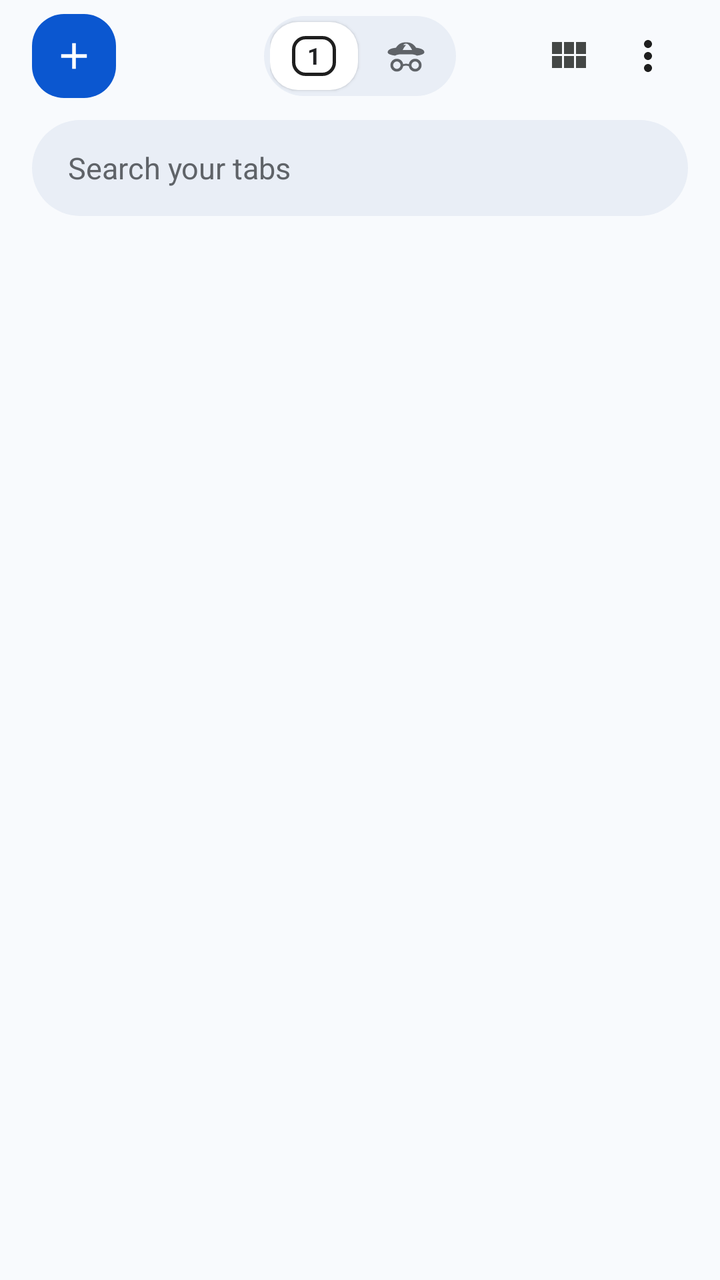
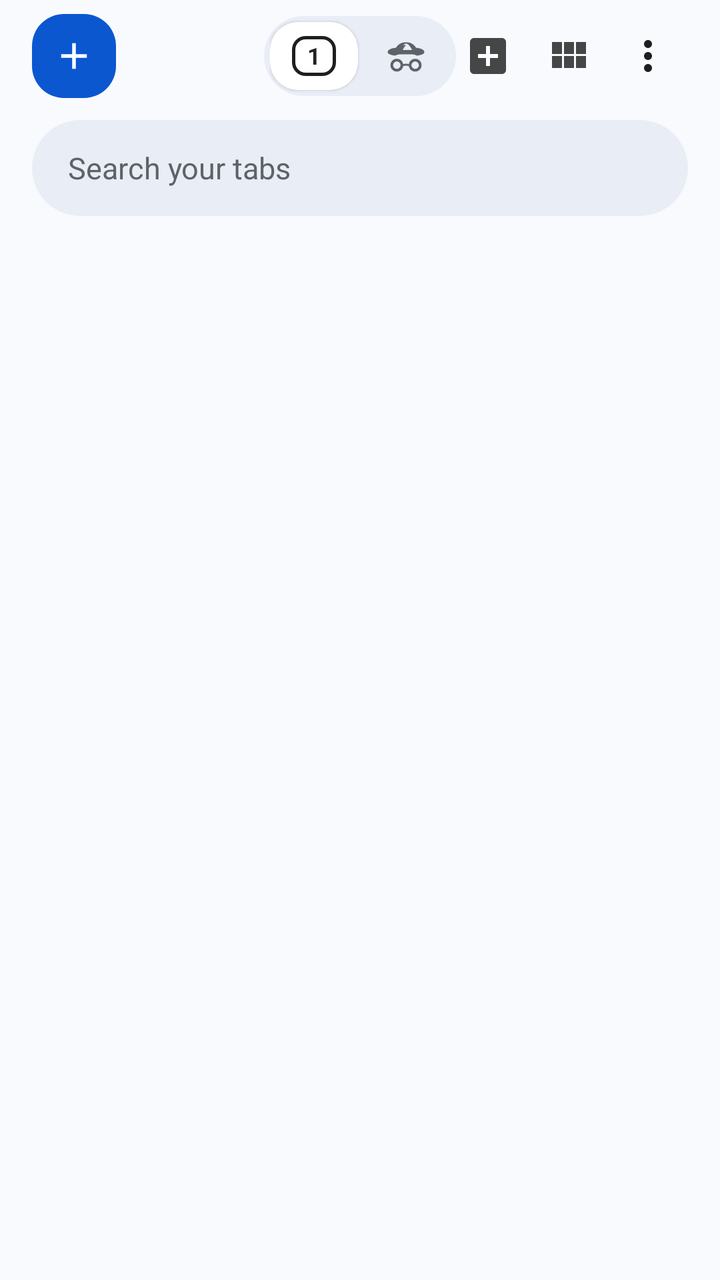

Compare the two renders of this Android layout. The source of the first and the diff that turns it into the second are given below.
<!-- AndroidManifest.xml: application theme Theme.Haze -->
<!-- res/layout/layout_full_screen_tabs.xml -->
<?xml version="1.0" encoding="utf-8"?>
<LinearLayout xmlns:android="http://schemas.android.com/apk/res/android"
    xmlns:app="http://schemas.android.com/apk/res-auto"
    android:id="@+id/tabsRootContainer"
    android:layout_width="match_parent"
    android:layout_height="match_parent"
    android:orientation="vertical"
    android:background="#F8FAFD">

    
    <RelativeLayout
        android:id="@+id/topTabsNavBar"
        android:layout_width="match_parent"
        android:layout_height="56dp"
        android:paddingStart="16dp"
        android:paddingEnd="16dp"
        android:gravity="center_vertical">

        
        <FrameLayout
            android:id="@+id/btnNewTabSquircle"
            android:layout_width="42dp"
            android:layout_height="42dp"
            android:layout_alignParentStart="true"
            android:layout_centerVertical="true"
            android:background="@drawable/bg_new_tab_squircle"
            android:clickable="true"
            android:focusable="true">

            <ImageView
                android:layout_width="22dp"
                android:layout_height="22dp"
                android:layout_gravity="center"
                android:src="@drawable/ic_add"
                app:tint="#FFFFFF"
                android:contentDescription="New Tab" />
        </FrameLayout>

        
        <LinearLayout
            android:id="@+id/chromeSegmentedPill"
            android:layout_width="wrap_content"
            android:layout_height="40dp"
            android:layout_centerInParent="true"
            android:background="@drawable/bg_chrome_tab_pill"
            android:gravity="center_vertical"
            android:orientation="horizontal"
            android:paddingStart="3dp"
            android:paddingEnd="3dp">

            
            <FrameLayout
                android:id="@+id/btnTogglePersonal"
                android:layout_width="44dp"
                android:layout_height="34dp"
                android:background="@drawable/bg_tab_pill_active"
                android:elevation="1dp"
                android:clickable="true"
                android:focusable="true">

                <TextView
                    android:id="@+id/tvTabCountPill"
                    android:layout_width="22dp"
                    android:layout_height="20dp"
                    android:layout_gravity="center"
                    android:gravity="center"
                    android:background="@drawable/bg_tab_box"
                    android:text="1"
                    android:textColor="#202124"
                    android:textSize="11.5sp"
                    android:textStyle="bold" />
            </FrameLayout>

            
            <FrameLayout
                android:id="@+id/btnTogglePrivate"
                android:layout_width="44dp"
                android:layout_height="34dp"
                android:layout_marginStart="2dp"
                android:clickable="true"
                android:focusable="true">

                <ImageView
                    android:id="@+id/ivPrivatePillIcon"
                    android:layout_width="22dp"
                    android:layout_height="22dp"
                    android:layout_gravity="center"
                    android:src="@drawable/ic_incognito_chrome"
                    app:tint="#5F6368"
                    android:contentDescription="Private Tabs" />
            </FrameLayout>
        </LinearLayout>

        
        <LinearLayout
            android:layout_width="wrap_content"
            android:layout_height="wrap_content"
            android:layout_alignParentEnd="true"
            android:layout_centerVertical="true"
            android:gravity="center_vertical"
            android:orientation="horizontal">

            <ImageButton
                android:id="@+id/btnToggleViewMode"
                android:layout_width="40dp"
                android:layout_height="40dp"
                android:background="?attr/selectableItemBackgroundBorderless"
                android:contentDescription="Toggle View Mode"
                android:src="@drawable/ic_grid"
                app:tint="#444746" />

            <ImageButton
                android:id="@+id/btnRecentlyClosedTabs"
                android:layout_width="0dp"
                android:layout_height="0dp"
                android:visibility="gone" />

            <ImageButton
                android:id="@+id/btnTabsMoreOptions"
                android:layout_width="40dp"
                android:layout_height="40dp"
                android:background="?attr/selectableItemBackgroundBorderless"
                android:contentDescription="Tab Options"
                android:src="@drawable/ic_more_vert"
                app:tint="#1F1F1F" />

            <ImageButton
                android:id="@+id/btnCloseTabs"
                android:layout_width="0dp"
                android:layout_height="0dp"
                android:visibility="gone" />
        </LinearLayout>
    </RelativeLayout>

    
    <LinearLayout
        android:layout_width="match_parent"
        android:layout_height="wrap_content"
        android:paddingStart="16dp"
        android:paddingEnd="16dp"
        android:paddingTop="4dp"
        android:paddingBottom="10dp">

        <LinearLayout
            android:id="@+id/searchPillContainer"
            android:layout_width="match_parent"
            android:layout_height="48dp"
            android:background="@drawable/bg_chrome_search_pill"
            android:gravity="center_vertical"
            android:paddingStart="18dp"
            android:paddingEnd="16dp">

            <EditText
                android:id="@+id/etTabSearch"
                android:layout_width="0dp"
                android:layout_height="match_parent"
                android:layout_weight="1"
                android:background="@null"
                android:hint="Search your tabs"
                android:textColorHint="#5F6368"
                android:textSize="15sp"
                android:textColor="#202124"
                android:singleLine="true"
                android:imeOptions="actionDone"/>

            <ImageButton
                android:id="@+id/btnClearTabSearch"
                android:layout_width="24dp"
                android:layout_height="24dp"
                android:background="?attr/selectableItemBackgroundBorderless"
                android:src="@drawable/ic_close"
                app:tint="#5F6368"
                android:visibility="gone"
                android:contentDescription="Clear Search" />
        </LinearLayout>
    </LinearLayout>

    
    <TextView
        android:id="@+id/tvTabsManagerHeader"
        android:layout_width="0dp"
        android:layout_height="0dp"
        android:visibility="gone" />

    <TextView
        android:id="@+id/tvCurrentModeLabel"
        android:layout_width="0dp"
        android:layout_height="0dp"
        android:visibility="gone" />

    <TextView
        android:id="@+id/btnNewTabAction"
        android:layout_width="0dp"
        android:layout_height="0dp"
        android:visibility="gone" />

    
    <FrameLayout
        android:layout_width="match_parent"
        android:layout_height="match_parent">

        
        <androidx.recyclerview.widget.RecyclerView
            android:id="@+id/rvActiveTabs"
            android:layout_width="match_parent"
            android:layout_height="match_parent"
            android:paddingStart="8dp"
            android:paddingEnd="8dp"
            android:paddingBottom="16dp"
            android:clipToPadding="false"/>

        
        <LinearLayout
            android:id="@+id/layoutEmptyIncognito"
            android:layout_width="match_parent"
            android:layout_height="match_parent"
            android:orientation="vertical"
            android:gravity="center"
            android:padding="32dp"
            android:visibility="gone">

            <ImageView
                android:layout_width="56dp"
                android:layout_height="56dp"
                android:src="@drawable/ic_incognito_chrome"
                app:tint="#9AA0A6"
                android:layout_marginBottom="16dp"
                android:contentDescription="Incognito Mode" />

            <TextView
                android:layout_width="wrap_content"
                android:layout_height="wrap_content"
                android:text="No open Incognito tabs"
                android:textColor="#FFFFFF"
                android:textSize="18sp"
                android:textStyle="bold"
                android:fontFamily="sans-serif-medium"
                android:layout_marginBottom="8dp" />

            <TextView
                android:layout_width="wrap_content"
                android:layout_height="wrap_content"
                android:text="Tabs you open in Incognito won't be saved in your browsing history."
                android:textColor="#9AA0A6"
                android:textSize="13sp"
                android:gravity="center"
                android:layout_marginBottom="24dp" />

            <TextView
                android:id="@+id/btnEmptyNewIncognito"
                android:layout_width="wrap_content"
                android:layout_height="44dp"
                android:background="@drawable/bg_new_tab_squircle"
                android:gravity="center"
                android:paddingStart="22dp"
                android:paddingEnd="22dp"
                android:text="+ Open Incognito Tab"
                android:textColor="#FFFFFF"
                android:textSize="14sp"
                android:textStyle="bold"
                android:fontFamily="sans-serif-medium"
                android:clickable="true"
                android:focusable="true" />
        </LinearLayout>
    </FrameLayout>
</LinearLayout>
<!-- resources referenced by this layout -->
<resources>
  <!-- drawable bg_chrome_search_pill (drawable) -->
  <?xml version="1.0" encoding="utf-8"?>
  <shape xmlns:android="http://schemas.android.com/apk/res/android"
      android:shape="rectangle">
      <corners android:radius="24dp" />
      <solid android:color="#E9EEF6" />
  </shape>
  <!-- drawable bg_chrome_tab_pill (drawable) -->
  <?xml version="1.0" encoding="utf-8"?>
  <shape xmlns:android="http://schemas.android.com/apk/res/android"
      android:shape="rectangle">
      <corners android:radius="20dp" />
      <solid android:color="#E9EEF6" />
  </shape>
  <!-- drawable bg_new_tab_squircle (drawable) -->
  <?xml version="1.0" encoding="utf-8"?>
  <shape xmlns:android="http://schemas.android.com/apk/res/android"
      android:shape="rectangle">
      <corners android:radius="16dp" />
      <solid android:color="#0B57D0" />
  </shape>
  <!-- drawable bg_tab_box (drawable) -->
  <?xml version="1.0" encoding="utf-8"?>
  <shape xmlns:android="http://schemas.android.com/apk/res/android" android:shape="rectangle">
      <solid android:color="@android:color/transparent" />
      <corners android:radius="6dp" />
      <stroke android:width="1.8dp" android:color="#1F1F1F" />
  </shape>
  <!-- drawable bg_tab_pill_active (drawable) -->
  <?xml version="1.0" encoding="utf-8"?>
  <shape xmlns:android="http://schemas.android.com/apk/res/android"
      android:shape="rectangle">
      <corners android:radius="14dp" />
      <solid android:color="#FFFFFF" />
  </shape>
  <style name="Theme.Haze" parent="Base.Theme.Haze" />
  <style name="Base.Theme.Haze" parent="Theme.Material3.DayNight.NoActionBar">
          
          
      </style>
  <!-- unchanged entries left out for length: 5 -->
</resources>

<!-- the commit's change to res/layout/layout_full_screen_tabs.xml (unified diff, before → after) -->
@@ -101,6 +101,15 @@
             android:orientation="horizontal">
 
             <ImageButton
+                android:id="@+id/btnSelectTabs"
+                android:layout_width="40dp"
+                android:layout_height="40dp"
+                android:background="?attr/selectableItemBackgroundBorderless"
+                android:contentDescription="Select Tabs"
+                android:src="@drawable/ic_select_mode"
+                app:tint="#444746" />
+
+            <ImageButton
                 android:id="@+id/btnToggleViewMode"
                 android:layout_width="40dp"
                 android:layout_height="40dp"
@@ -131,6 +140,73 @@
                 android:visibility="gone" />
         </LinearLayout>
     </RelativeLayout>
+
+    
+    <LinearLayout
+        android:id="@+id/barMultiSelect"
+        android:layout_width="match_parent"
+        android:layout_height="52dp"
+        android:orientation="horizontal"
+        android:gravity="center_vertical"
+        android:paddingStart="16dp"
+        android:paddingEnd="16dp"
+        android:background="#E8EEF9"
+        android:visibility="gone">
+
+        <ImageButton
+            android:id="@+id/btnMultiSelectAll"
+            android:layout_width="36dp"
+            android:layout_height="36dp"
+            android:background="?attr/selectableItemBackgroundBorderless"
+            android:src="@drawable/ic_check"
+            app:tint="#0B57D0"
+            android:contentDescription="Select All" />
+
+        <TextView
+            android:id="@+id/tvMultiSelectCount"
+            android:layout_width="0dp"
+            android:layout_height="wrap_content"
+            android:layout_weight="1"
+            android:layout_marginStart="8dp"
+            android:text="0 selected"
+            android:textColor="#0B57D0"
+            android:textSize="15sp"
+            android:textStyle="bold" />
+
+        <ImageButton
+            android:id="@+id/btnMultiSelectGroup"
+            android:layout_width="38dp"
+            android:layout_height="38dp"
+            android:background="?attr/selectableItemBackgroundBorderless"
+            android:src="@drawable/ic_tab_group"
+            app:tint="#0B57D0"
+            android:contentDescription="Group Selected" />
+
+        <ImageButton
+            android:id="@+id/btnMultiSelectClose"
+            android:layout_width="38dp"
+            android:layout_height="38dp"
+            android:layout_marginStart="6dp"
+            android:background="?attr/selectableItemBackgroundBorderless"
+            android:src="@drawable/ic_delete"
+            app:tint="#B3261E"
+            android:contentDescription="Close Selected" />
+
+        <TextView
+            android:id="@+id/btnMultiSelectDone"
+            android:layout_width="wrap_content"
+            android:layout_height="36dp"
+            android:layout_marginStart="10dp"
+            android:gravity="center"
+            android:paddingStart="12dp"
+            android:paddingEnd="12dp"
+            android:text="Done"
+            android:textColor="#0B57D0"
+            android:textSize="14sp"
+            android:textStyle="bold"
+            android:clickable="true"
+            android:focusable="true" />
+    </LinearLayout>
 
     
     <LinearLayout
@@ -262,5 +338,59 @@
                 android:clickable="true"
                 android:focusable="true" />
         </LinearLayout>
+
+        
+        <LinearLayout
+            android:id="@+id/layoutLockedIncognito"
+            android:layout_width="match_parent"
+            android:layout_height="match_parent"
+            android:orientation="vertical"
+            android:gravity="center"
+            android:padding="32dp"
+            android:visibility="gone">
+
+            <ImageView
+                android:layout_width="64dp"
+                android:layout_height="64dp"
+                android:src="@drawable/ic_lock_shield"
+                app:tint="#A8C7FA"
+                android:layout_marginBottom="18dp"
+                android:contentDescription="Locked Incognito" />
+
+            <TextView
+                android:layout_width="wrap_content"
+                android:layout_height="wrap_content"
+                android:text="Private Browsing is Locked"
+                android:textColor="#FFFFFF"
+                android:textSize="20sp"
+                android:textStyle="bold"
+                android:fontFamily="sans-serif-medium"
+                android:layout_marginBottom="8dp" />
+
+            <TextView
+                android:layout_width="wrap_content"
+                android:layout_height="wrap_content"
+                android:text="Unlock with PIN or biometric authentication to view your open Incognito tabs."
+                android:textColor="#9AA0A6"
+                android:textSize="13.5sp"
+                android:gravity="center"
+                android:layout_marginBottom="28dp" />
+
+            <TextView
+                android:id="@+id/btnUnlockIncognito"
+                android:layout_width="wrap_content"
+                android:layout_height="46dp"
+                android:background="@drawable/bg_new_tab_squircle"
+                android:gravity="center"
+                android:paddingStart="28dp"
+                android:paddingEnd="28dp"
+                android:text="Unlock Incognito"
+                android:textColor="#FFFFFF"
+                android:textSize="14.5sp"
+                android:textStyle="bold"
+                android:fontFamily="sans-serif-medium"
+                android:clickable="true"
+                android:focusable="true" />
+        </LinearLayout>
     </FrameLayout>
 </LinearLayout>
<!-- resource entries referenced after the edit -->
@@ -35,6 +35,56 @@
       <corners android:radius="14dp" />
       <solid android:color="#FFFFFF" />
   </shape>
+  <!-- drawable ic_check (drawable) -->
+  <vector xmlns:android="http://schemas.android.com/apk/res/android"
+      android:width="24dp"
+      android:height="24dp"
+      android:viewportWidth="24"
+      android:viewportHeight="24">
+    <path
+        android:fillColor="@android:color/white"
+        android:pathData="M9,16.17L4.83,12l-1.42,1.41L9,19 21,7l-1.41,-1.41z"/>
+  </vector>
+  <!-- drawable ic_delete (drawable) -->
+  <vector xmlns:android="http://schemas.android.com/apk/res/android"
+      android:width="24dp"
+      android:height="24dp"
+      android:viewportWidth="24"
+      android:viewportHeight="24">
+    <path
+        android:fillColor="@android:color/white"
+        android:pathData="M16,9v10H8V9h8m-1.5,-6h-5l-1,1H5v2h14V4h-3.5l-1,-1zM18,7H6v12c0,1.1 0.9,2 2,2h8c1.1,0 2,-0.9 2,-2V7z"/>
+  </vector>
+  <!-- drawable ic_lock_shield (drawable) -->
+  <vector xmlns:android="http://schemas.android.com/apk/res/android"
+      android:width="48dp"
+      android:height="48dp"
+      android:viewportWidth="24"
+      android:viewportHeight="24">
+    <path
+        android:fillColor="#FFFFFFFF"
+        android:pathData="M12,1L3,5v6c0,5.55 3.84,10.74 9,12 5.16,-1.26 9,-6.45 9,-12V5l-9,-4zm0,6c1.66,0 3,1.34 3,3v1h1c0.55,0 1,0.45 1,1v5c0,0.55 -0.45,1 -1,1H8c-0.55,0 -1,-0.45 -1,-1v-5c0,-0.55 0.45,-1 1,-1h1v-1c0,-1.66 1.34,-3 3,-3zm0,2c-0.55,0 -1,0.45 -1,1v1h2v-1c0,-0.55 -0.45,-1 -1,-1z"/>
+  </vector>
+  <!-- drawable ic_select_mode (drawable) -->
+  <vector xmlns:android="http://schemas.android.com/apk/res/android"
+      android:width="24dp"
+      android:height="24dp"
+      android:viewportWidth="24"
+      android:viewportHeight="24">
+    <path
+        android:fillColor="#FFFFFFFF"
+        android:pathData="M19,3H5c-1.1,0 -2,0.9 -2,2v14c0,1.1 0.9,2 2,2h14c1.1,0 2,-0.9 2,-2V5c0,-1.1 -0.9,-2 -2,-2zm-2,10h-4v4h-2v-4H7v-2h4V7h2v4h4v2z"/>
+  </vector>
+  <!-- drawable ic_tab_group (drawable) -->
+  <vector xmlns:android="http://schemas.android.com/apk/res/android"
+      android:width="24dp"
+      android:height="24dp"
+      android:viewportWidth="24"
+      android:viewportHeight="24">
+    <path
+        android:fillColor="#FFFFFFFF"
+        android:pathData="M4,6H2v14c0,1.1 0.9,2 2,2h14v-2H4V6zm16,-4H8c-1.1,0 -2,0.9 -2,2v12c0,1.1 0.9,2 2,2h12c1.1,0 2,-0.9 2,-2V4c0,-1.1 -0.9,-2 -2,-2zm0,14H8V4h12v12zm-7,-2h2v-3h3V9h-3V6h-2v3H9v2h3v3z"/>
+  </vector>
   <style name="Theme.Haze" parent="Base.Theme.Haze" />
   <style name="Base.Theme.Haze" parent="Theme.Material3.DayNight.NoActionBar">
           
